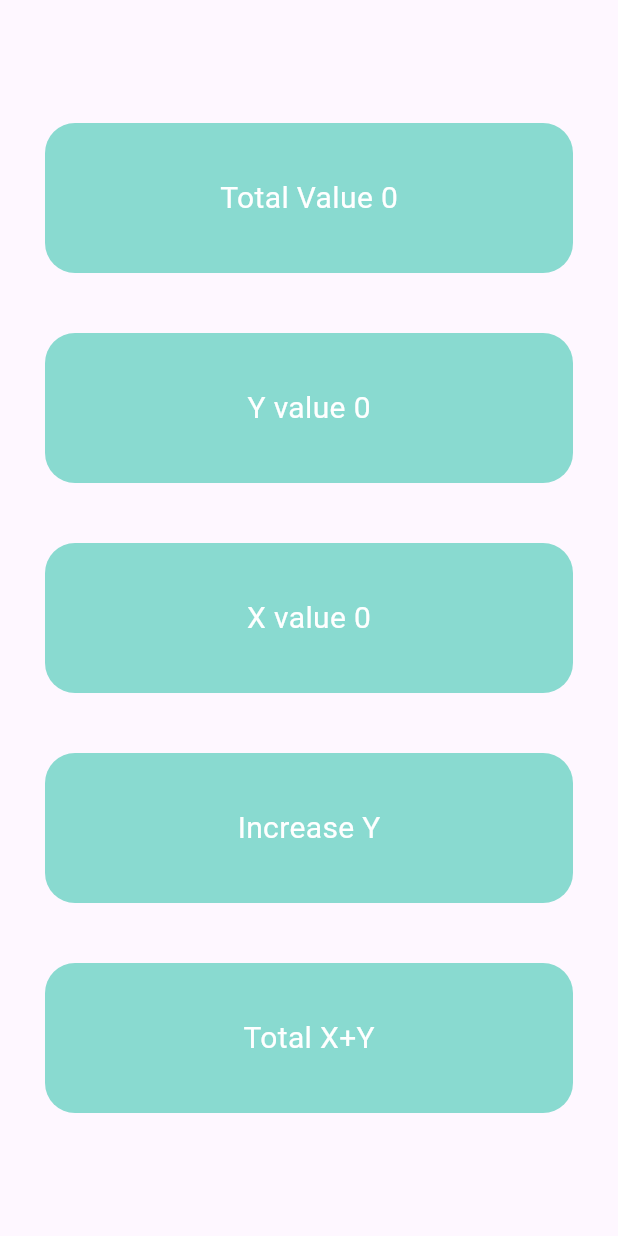
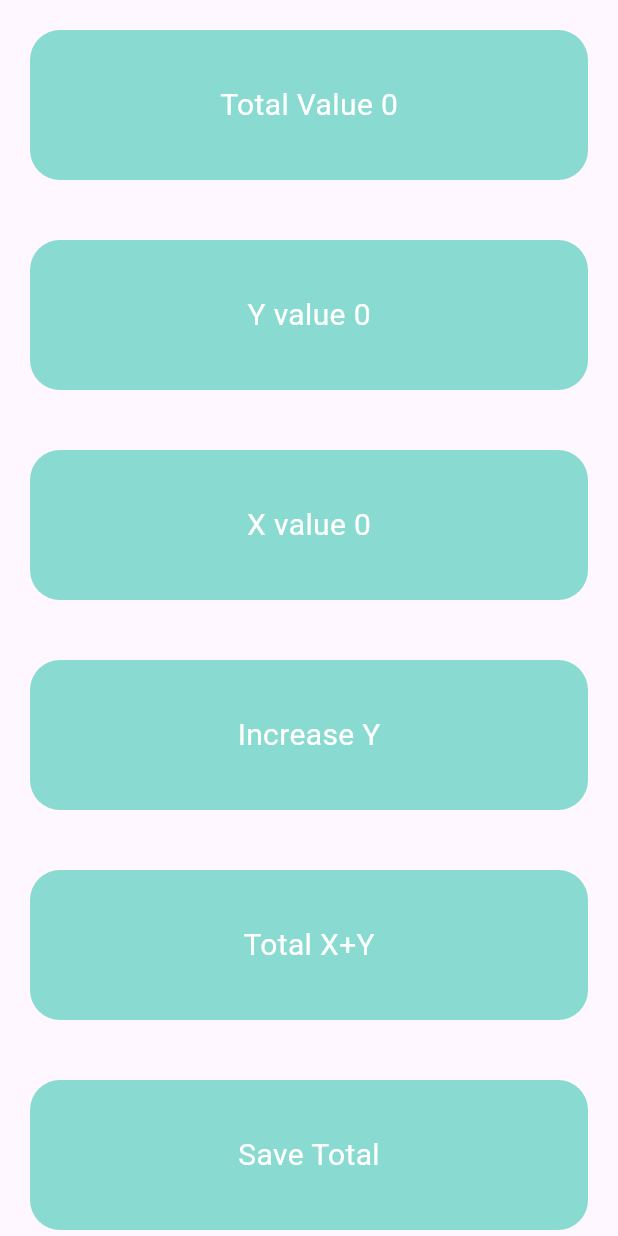
Before and after one commit to KHALEDKHLYAN/Get_X_State_management, a Flutter app: the ThirdPage screen opened directly, on a phone screen of 412 x 824 dp. Run offline on Flutter 3.47's test engine with Material 3 defaults, Android fonts, the phone set to English and light mode, and no system bars; our stand-ins replace get.

Commit message:
GetX State Injection

```diff
--- a/lib/introduction/controllers/list_controller.dart
+++ b/lib/introduction/controllers/list_controller.dart
@@ -0,0 +1,12 @@
+import 'package:get/get.dart';
+
+class ListController extends GetxController{
+  // ignore: prefer_final_fields
+  RxList _list = [].obs;
+
+  RxList get list => _list;
+
+  void setValues(int x){
+    _list.add(x);
+  }
+}
--- a/lib/introduction/controllers/tap_controller.dart
+++ b/lib/introduction/controllers/tap_controller.dart
@@ -8,6 +8,7 @@ class TapController extends GetxController{
   RxInt _y = 0.obs;
   RxInt get y => _y;
 
+  // ignore: prefer_final_fields
   RxInt _z =0.obs;
   int get z => _z.value;
 
--- a/lib/introduction/my_home_page.dart
+++ b/lib/introduction/my_home_page.dart
@@ -10,7 +10,7 @@ class MyHomePage extends StatelessWidget {
 
   @override
   Widget build(BuildContext context) {
-    TapController controller = Get.put(TapController());
+    TapController controller = Get.find();
     return Scaffold(
       body: Container(
         padding: EdgeInsets.all(10),
--- a/lib/introduction/third_page.dart
+++ b/lib/introduction/third_page.dart
@@ -1,5 +1,6 @@
 import 'package:flutter/material.dart';
 import 'package:get/get.dart';
+import 'package:get_x_statemanagement/introduction/controllers/list_controller.dart';
 import 'package:get_x_statemanagement/introduction/controllers/tap_controller.dart';
 
 import 'my_home_page.dart';
@@ -9,12 +10,11 @@ class ThirdPage extends StatelessWidget {
 
   @override
   Widget build(BuildContext context) {
+    Get.put(ListController());
     return Scaffold(
-      body: Container(
-        padding: EdgeInsets.all(10),
-        width: double.maxFinite,
-        height: double.maxFinite,
-        child: Column(
+      body: ListView(
+        children: [
+          Column(
             mainAxisAlignment: MainAxisAlignment.center,
             children: [
               Obx(
@@ -108,9 +108,29 @@ class ThirdPage extends StatelessWidget {
                   )),
                 ),
               ),
+              GestureDetector(
+                onTap: () {
+                  Get.find<ListController>().setValues(Get.find<TapController>().z);
+                },
+                child: Container(
+                  margin: EdgeInsets.all(20),
+                  width: double.maxFinite,
+                  height: 100,
+                  decoration: BoxDecoration(
+                    borderRadius: BorderRadius.circular(20),
+                    color: Color(0xFF89dad0),
+                  ),
+                  child: Center(
+                      child: Text(
+                    "Save Total",
+                    style: TextStyle(fontSize: 20, color: Colors.white),
+                  )),
+                ),
+              ),
             ],
           ),
-      ),
+        ],
+      )
     );
   }
 }
```
Also changed, not shown: lib/helpers/init_controllers.dart (added, +12 -0 lines), lib/main.dart (+5 -3 lines). Lines whose indentation alone changed are shown as unchanged.
